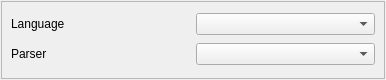
Before: the Qt Designer form vTrazer/generalconf.ui in joescott/vTracer, drawn with Qt 5.
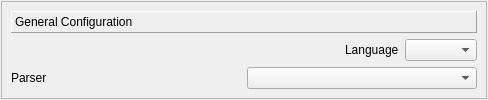
After: the same form once the commit is applied. Icons and pictures are not drawn.

Diff of the .ui file:
```diff
--- a/vTrazer/generalconf.ui
+++ b/vTrazer/generalconf.ui
@@ -6,8 +6,8 @@
    <rect>
     <x>0</x>
     <y>0</y>
-    <width>386</width>
-    <height>80</height>
+    <width>488</width>
+    <height>100</height>
    </rect>
   </property>
   <property name="maximumSize">
@@ -52,13 +52,39 @@
        <rect>
         <x>0</x>
         <y>0</y>
-        <width>382</width>
-        <height>76</height>
+        <width>470</width>
+        <height>97</height>
        </rect>
       </property>
       <layout class="QVBoxLayout" name="verticalLayout">
+       <item>
+        <widget class="QLabel" name="label_3">
+         <property name="frameShape">
+          <enum>QFrame::Panel</enum>
+         </property>
+         <property name="frameShadow">
+          <enum>QFrame::Raised</enum>
+         </property>
+         <property name="text">
+          <string>General Configuration</string>
+         </property>
+        </widget>
+       </item>
        <item>
         <layout class="QHBoxLayout" name="horizontalLayout">
+         <item>
+          <spacer name="horizontalSpacer">
+           <property name="orientation">
+            <enum>Qt::Horizontal</enum>
+           </property>
+           <property name="sizeHint" stdset="0">
+            <size>
+             <width>40</width>
+             <height>20</height>
+            </size>
+           </property>
+          </spacer>
+         </item>
          <item>
           <widget class="QLabel" name="label">
            <property name="text">
```
